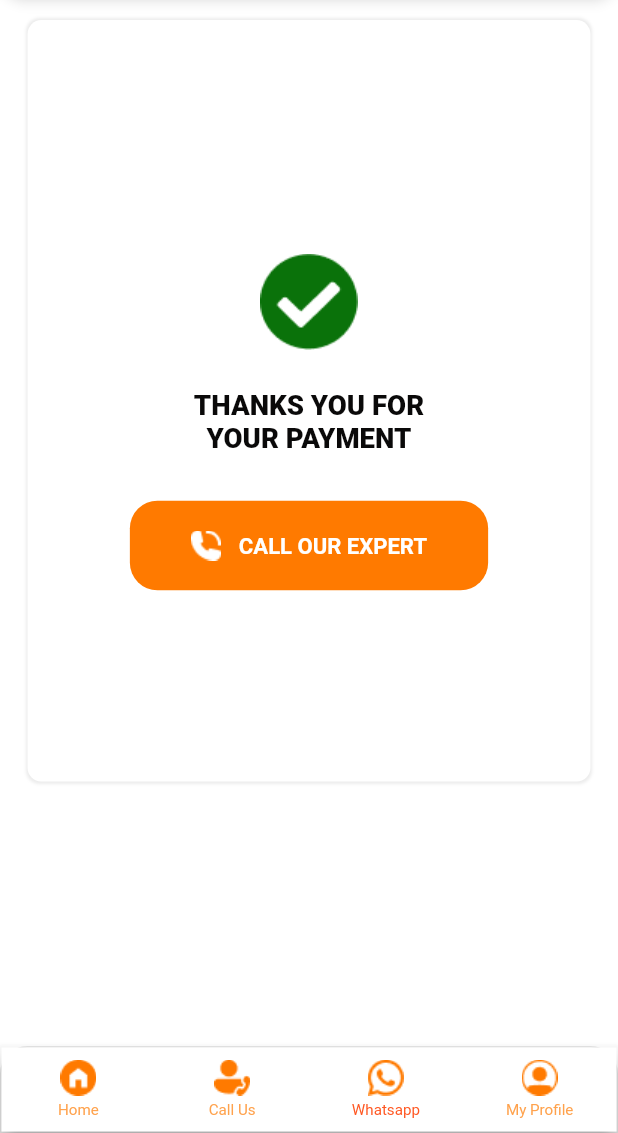
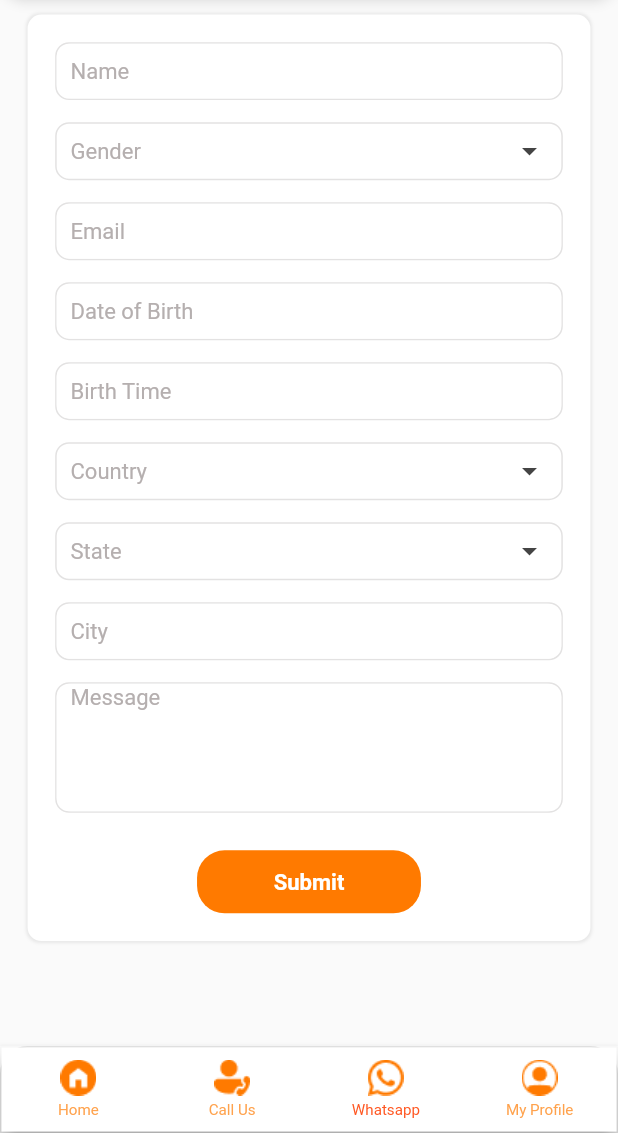
Before and after one commit to raselhossen125/enlighten, a Flutter app: the BottomNavBar screen opened by its route, item 3 of the bottom bar chosen, on a phone screen of 412 x 824 dp, the part 103-1236 px from its top. Run offline on Flutter 3.47's test engine with Material 2 defaults, Android fonts, the phone set to English and light mode, and no system bars; our stand-ins replace carousel_slider, flutter_screenutil, smooth_page_indicator.

Commit message:
form page compleate

```diff
--- /dev/null
+++ b/lib/data/drop_down_data.dart
@@ -0,0 +1,9 @@
+const genderItems = ['Male', 'Female'];
+const countryrItems = [
+  'Bangladesh',
+  'India',
+  'Pakistan',
+  'Sri Lanka',
+  'Afganistan'
+];
+const stateItems = ['Maried', 'Unmaried'];
--- a/lib/main.dart
+++ b/lib/main.dart
@@ -4,6 +4,7 @@ import 'package:flutter/services.dart';
 import 'package:flutter_screenutil/flutter_screenutil.dart';
 
 import 'views/consulation_page.dart';
+import 'views/details_form_page.dart';
 import 'views/home_page.dart';
 import 'views/login_page.dart';
 import 'views/paymet_sucessfull_page.dart';
@@ -48,6 +49,7 @@ class MyApp extends StatelessWidget {
             PaymentPage.routeName: (context) => PaymentPage(),
             ConsulationPage.routeName: (context) => ConsulationPage(),
             WalletPage.routeName: (context) => WalletPage(),
+            DetailsFormPage.routeName: (context) => DetailsFormPage(),
             PaymentSucessfullPage.routeName: (context) =>
                 PaymentSucessfullPage(),
           },
--- a/lib/utils/custom_color.dart
+++ b/lib/utils/custom_color.dart
@@ -10,6 +10,8 @@ class CustomColor {
   static const Color tFFillColor = Color(0xffF5F5F5);
   static const Color crownNormalColor = Color(0xffD66F57);
   static const Color crownDarkColor = Color(0xffB85C46);
+  static const Color borderColor = Color(0xffE3E2E2);
+  static const Color hintTextColor = Color(0xffB5AFAF);
 
 
 
--- a/lib/utils/custom_string.dart
+++ b/lib/utils/custom_string.dart
@@ -133,4 +133,15 @@ class CustomString {
 
 
 
+  // form details page
+  static const String FNameTxt = 'Name';
+  static const String FEmailTxt = 'Email';
+  static const String FDOBTxt = 'Date of Birth';
+  static const String FBTTxt = 'Birth Time';
+  static const String FCityTxt = 'City';
+  static const String FMessageTxt = 'Message';
+  static const String FBtnTxt = 'Submit';
+
+
+
 }
--- a/lib/utils/custom_style.dart
+++ b/lib/utils/custom_style.dart
@@ -21,6 +21,12 @@ class CustomStyle {
     fontWeight: FontWeight.w400,
     fontSize: Dimensions.mediumTextSize,
     color: CustomColor.txtBlackColor,
+  );
+
+  static var hintText400w16 = TextStyle(
+    fontWeight: FontWeight.w400,
+    fontSize: Dimensions.mediumTextSize,
+    color: CustomColor.hintTextColor,
   );
 
   static var primary11w400 = TextStyle(
--- /dev/null
+++ b/lib/views/details_form_page.dart
@@ -0,0 +1,221 @@
+// ignore_for_file: use_key_in_widget_constructors, prefer_const_constructors, non_constant_identifier_names
+
+import 'package:enlighten/utils/custom_string.dart';
+import 'package:enlighten/utils/dimensions.dart';
+import 'package:enlighten/widgets/main_drawer.dart';
+import 'package:flutter/material.dart';
+import 'package:flutter_screenutil/flutter_screenutil.dart';
+import '../data/drop_down_data.dart';
+import '../utils/custom_color.dart';
+import '../utils/custom_style.dart';
+import '../widgets/custom_button.dart';
+import '../widgets/my_appbar.dart';
+import '../widgets/my_form_textField.dart';
+
+class DetailsFormPage extends StatefulWidget {
+  static const routeName = 'form';
+
+  @override
+  State<DetailsFormPage> createState() => _DetailsFormPageState();
+}
+
+class _DetailsFormPageState extends State<DetailsFormPage> {
+  final nameController = TextEditingController();
+  final emailController = TextEditingController();
+  final dateOfBirthController = TextEditingController();
+  final birthTimeController = TextEditingController();
+  final cityController = TextEditingController();
+  final messageController = TextEditingController();
+  String? genderValue;
+  String? countryValue;
+  String? stateValue;
+
+  @override
+  Widget build(BuildContext context) {
+    return Scaffold(
+      drawer: MainDrawer(),
+      appBar: MyAppBar(),
+      body: Padding(
+        padding: EdgeInsets.all(Dimensions.defaultPaddingSize),
+        child: SingleChildScrollView(
+          child: Column(
+            children: [
+              Container(
+                alignment: Alignment.center,
+                width: double.infinity,
+                decoration: BoxDecoration(
+                    borderRadius: BorderRadius.circular(Dimensions.radius),
+                    boxShadow: [
+                      BoxShadow(
+                          color: Colors.grey.withOpacity(0.2),
+                          spreadRadius: 1.0,
+                          blurRadius: 1.0)
+                    ],
+                    color: CustomColor.whiteColor),
+                child: Padding(
+                  padding: EdgeInsets.all(Dimensions.defaultPaddingSize),
+                  child: Column(
+                    children: [
+                      MyFormTextField(
+                        controller: nameController,
+                        hintText: CustomString.FNameTxt,
+                      ),
+                      SizedBox(height: Dimensions.heightSize8 * 2),
+                      Container(
+                        padding: EdgeInsets.symmetric(
+                            horizontal: Dimensions.PaddingSize10),
+                        height: 42.h,
+                        decoration: BoxDecoration(
+                            border: Border.all(color: CustomColor.borderColor),
+                            borderRadius:
+                                BorderRadius.circular(Dimensions.radius)),
+                        child: DropdownButtonHideUnderline(
+                          child: DropdownButton<String>(
+                            hint: Text(
+                              'Gender',
+                              style: CustomStyle.hintText400w16,
+                            ),
+                            icon: Icon(
+                              Icons.arrow_drop_down,
+                              color: CustomColor.txtBlacNormalkColor,
+                            ),
+                            isExpanded: true,
+                            value: genderValue,
+                            items: genderItems
+                                .map(
+                                  (item) => DropdownMenuItem<String>(
+                                    value: item,
+                                    child: Text(
+                                      item,
+                                      style: CustomStyle.subTitletyle,
+                                    ),
+                                  ),
+                                )
+                                .toList(),
+                            onChanged: (value) {
+                              setState(() {
+                                genderValue = value;
+                              });
+                            },
+                          ),
+                        ),
+                      ),
+                      SizedBox(height: Dimensions.heightSize8 * 2),
+                      MyFormTextField(
+                        controller: emailController,
+                        hintText: CustomString.FEmailTxt,
+                      ),
+                      SizedBox(height: Dimensions.heightSize8 * 2),
+                      MyFormTextField(
+                        controller: dateOfBirthController,
+                        hintText: CustomString.FDOBTxt,
+                      ),
+                      SizedBox(height: Dimensions.heightSize8 * 2),
+                      MyFormTextField(
+                        controller: birthTimeController,
+                        hintText: CustomString.FBTTxt,
+                      ),
+                      SizedBox(height: Dimensions.heightSize8 * 2),
+                      Container(
+                        padding: EdgeInsets.symmetric(
+                            horizontal: Dimensions.PaddingSize10),
+                        height: 42.h,
+                        decoration: BoxDecoration(
+                            border: Border.all(color: CustomColor.borderColor),
+                            borderRadius:
+                                BorderRadius.circular(Dimensions.radius)),
+                        child: DropdownButtonHideUnderline(
+                          child: DropdownButton<String>(
+                            hint: Text(
+                              'Country',
+                              style: CustomStyle.hintText400w16,
+                            ),
+                            icon: Icon(
+                              Icons.arrow_drop_down,
+                              color: CustomColor.txtBlacNormalkColor,
+                            ),
+                            isExpanded: true,
+                            value: countryValue,
+                            items: countryrItems
+                                .map(
+                                  (item) => DropdownMenuItem<String>(
+                                    value: item,
+                                    child: Text(
+                                      item,
+                                      style: CustomStyle.subTitletyle,
+                                    ),
+                                  ),
+                                )
+                                .toList(),
+                            onChanged: (value) {
+                              setState(() {
+                                countryValue = value;
+                              });
+                            },
+                          ),
+                        ),
+                      ),
+                      SizedBox(height: Dimensions.heightSize8 * 2),
+                      Container(
+                        padding: EdgeInsets.symmetric(
+                            horizontal: Dimensions.PaddingSize10),
+                        height: 42.h,
+                        decoration: BoxDecoration(
+                            border: Border.all(color: CustomColor.borderColor),
+                            borderRadius:
+                                BorderRadius.circular(Dimensions.radius)),
+                        child: DropdownButtonHideUnderline(
+                          child: DropdownButton<String>(
+                            hint: Text(
+                              'State',
+                              style: CustomStyle.hintText400w16,
+                            ),
+                            icon: Icon(
+                              Icons.arrow_drop_down,
+                              color: CustomColor.txtBlacNormalkColor,
+                            ),
+                            isExpanded: true,
+                            value: stateValue,
+                            items: stateItems
+                                .map(
+                                  (item) => DropdownMenuItem<String>(
+                                    value: item,
+                                    child: Text(
+                                      item,
+                                      style: CustomStyle.subTitletyle,
+                                    ),
+                                  ),
+                                )
+                                .toList(),
+                            onChanged: (value) {
+                              setState(() {
+                                stateValue = value;
+                              });
+                            },
+                          ),
+                        ),
+                      ),
+                      SizedBox(height: Dimensions.heightSize8 * 2),
+                      MyFormTextField(
+                        controller: cityController,
+                        hintText: CustomString.FCityTxt,
+                      ),
+                      SizedBox(height: Dimensions.heightSize8 * 2),
+                      MyFormTextField(
+                        maxLine: 5,
+                        controller: messageController,
+                        hintText: CustomString.FMessageTxt,
+                      ),
+                      SizedBox(height: Dimensions.heightSize8 * 3 + 3),
+                      CustomButon(title: CustomString.FBtnTxt, width: 150.w)
+                    ],
+                  ),
+                ),
+              ),
+            ],
+          ),
+        ),
+      ),
+    );
+  }
+}
--- a/lib/views/login_page.dart
+++ b/lib/views/login_page.dart
@@ -33,7 +33,7 @@ class LogInPage extends StatelessWidget {
               SizedBox(height: Dimensions.heightSize8 * 6 + 3),
               MyTextField(controller: phoneController, title: CustomString.STF1),
               SizedBox(height: Dimensions.heightSize8 * 3 - 2),
-              MyTextField(controller: phoneController, title: CustomString.STF2),
+              MyTextField(controller: otpController, title: CustomString.STF2),
               SizedBox(height: Dimensions.heightSize8 * 3),
               InkWell(
                 onTap: () => Navigator.of(context).pushReplacementNamed(BottomNavBar.routeName),
--- a/lib/widgets/bottom_nav_bar.dart
+++ b/lib/widgets/bottom_nav_bar.dart
@@ -7,6 +7,7 @@ import 'package:flutter_screenutil/flutter_screenutil.dart';
 import '../utils/custom_color.dart';
 import '../utils/custom_style.dart';
 import '../views/consulation_page.dart';
+import '../views/details_form_page.dart';
 import '../views/home_page.dart';
 import '../views/paymet_sucessfull_page.dart';
 import '../views/profile_page.dart';
@@ -23,7 +24,7 @@ class _BottomNavBarState extends State<BottomNavBar> {
   List _screens = [
     HomePage(),
     ConsulationPage(),
-    PaymentSucessfullPage(),
+    DetailsFormPage(),
     ProfilePage(),
   ];
 
--- /dev/null
+++ b/lib/widgets/my_form_textField.dart
@@ -0,0 +1,49 @@
+// ignore_for_file: use_key_in_widget_constructors, prefer_const_constructors, must_be_immutable
+
+import 'package:enlighten/utils/dimensions.dart';
+import 'package:flutter/material.dart';
+import 'package:flutter_screenutil/flutter_screenutil.dart';
+import '../utils/custom_color.dart';
+import '../utils/custom_style.dart';
+
+class MyFormTextField extends StatelessWidget {
+  TextEditingController controller;
+  String hintText;
+  TextInputType? keyBordType;
+  int? maxLine;
+
+  MyFormTextField({
+    required this.controller,
+    required this.hintText,
+    this.keyBordType,
+    this.maxLine = 1,
+  });
+
+  @override
+  Widget build(BuildContext context) {
+    return Container(
+      height: maxLine == 1 ? 42.h : null,
+      decoration: BoxDecoration(
+          border: Border.all(color: CustomColor.borderColor),
+          borderRadius: BorderRadius.circular(Dimensions.radius)),
+      child: TextFormField(
+        maxLines: maxLine,
+        keyboardType: keyBordType,
+        controller: controller,
+        style: CustomStyle.subTitletyle,
+        decoration: InputDecoration(
+          hintStyle: CustomStyle.hintText400w16,
+          hintText: hintText,
+          filled: true,
+          fillColor: CustomColor.whiteColor,
+          contentPadding: EdgeInsets.only(left: 10.r, right: 10.r),
+          focusColor: CustomColor.whiteColor,
+          border: OutlineInputBorder(
+            borderSide: BorderSide.none,
+            borderRadius: BorderRadius.circular(Dimensions.radius),
+          ),
+        ),
+      ),
+    );
+  }
+}
```
Also changed, not shown: lib/widgets/my_dropDown.dart (added, +60 -0 lines).
